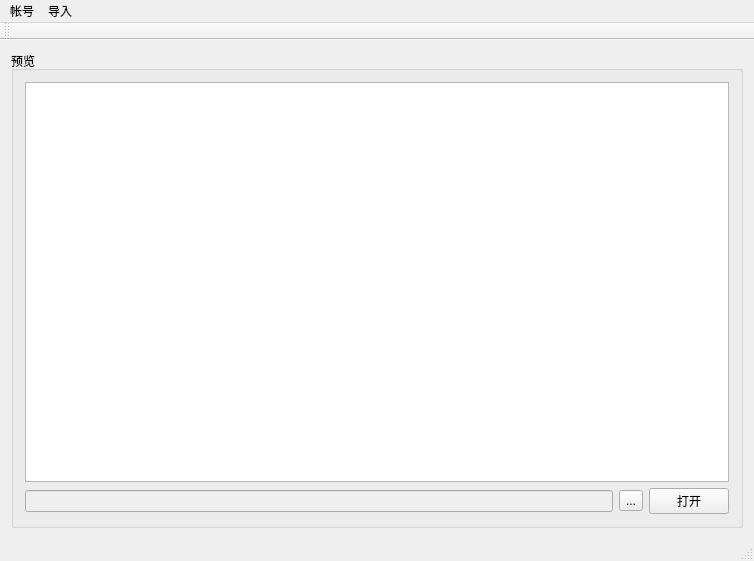
Before: the Qt Designer form mainwindow.ui in ChocoCLv/LIMS_BMS, drawn with Qt 5.
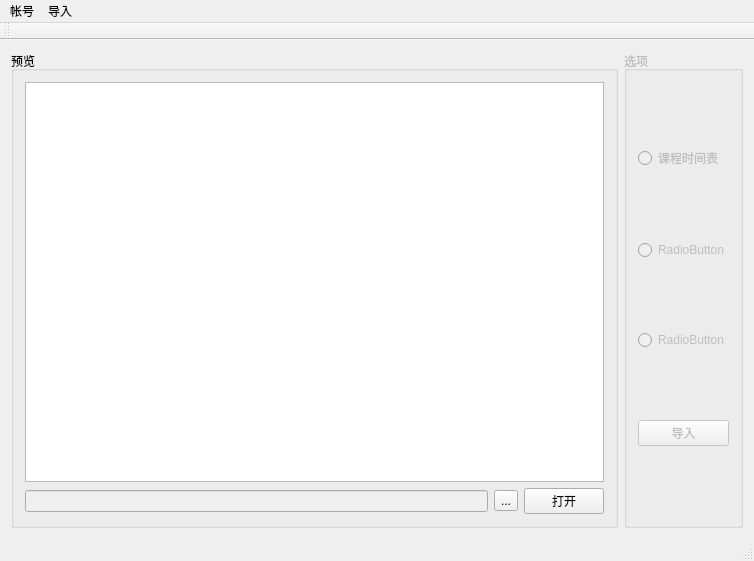
After: the same form once the commit is applied.

The edit to the form file:
```diff
--- a/mainwindow.ui
+++ b/mainwindow.ui
@@ -42,6 +42,56 @@
         <widget class="QPushButton" name="openBtn">
          <property name="text">
           <string>打开</string>
+         </property>
+        </widget>
+       </item>
+       <item row="0" column="0" colspan="3">
+        <widget class="QTableWidget" name="tableWidget">
+         <property name="enabled">
+          <bool>true</bool>
+         </property>
+         <property name="editTriggers">
+          <set>QAbstractItemView::NoEditTriggers</set>
+         </property>
+        </widget>
+       </item>
+      </layout>
+     </widget>
+    </item>
+    <item row="0" column="1">
+     <widget class="QGroupBox" name="optionGrp">
+      <property name="enabled">
+       <bool>false</bool>
+      </property>
+      <property name="title">
+       <string>选项</string>
+      </property>
+      <layout class="QVBoxLayout" name="verticalLayout">
+       <item>
+        <widget class="QRadioButton" name="courseTimeTableRB">
+         <property name="text">
+          <string>课程时间表</string>
+         </property>
+        </widget>
+       </item>
+       <item>
+        <widget class="QRadioButton" name="radioButton_2">
+         <property name="text">
+          <string>RadioButton</string>
+         </property>
+        </widget>
+       </item>
+       <item>
+        <widget class="QRadioButton" name="radioButton_3">
+         <property name="text">
+          <string>RadioButton</string>
+         </property>
+        </widget>
+       </item>
+       <item>
+        <widget class="QPushButton" name="importBtn">
+         <property name="text">
+          <string>导入</string>
          </property>
         </widget>
        </item>
```
Left out of the diff: 5 changed lines with no effect on the pictures.
